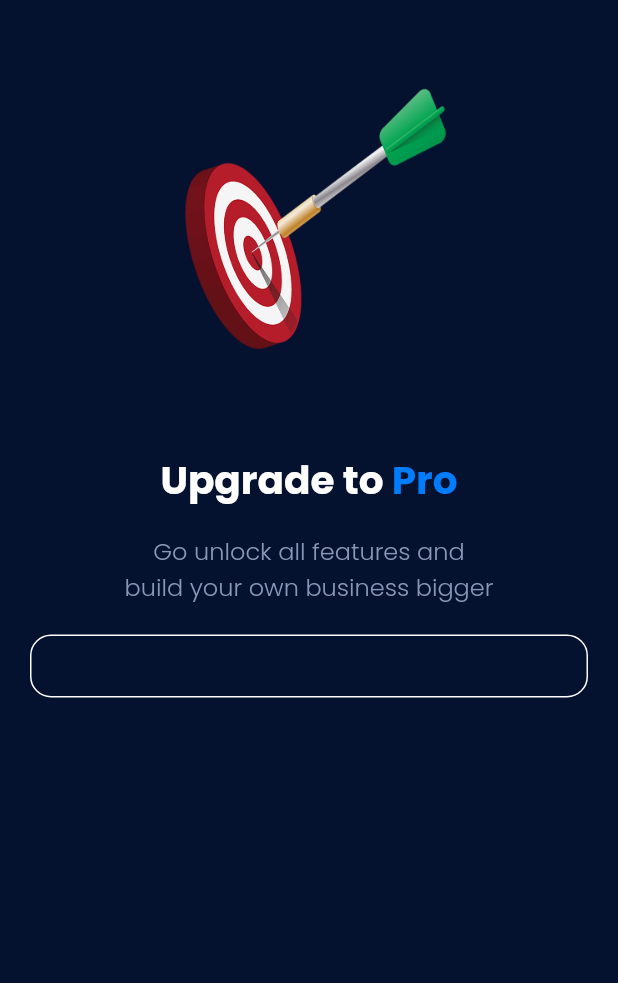
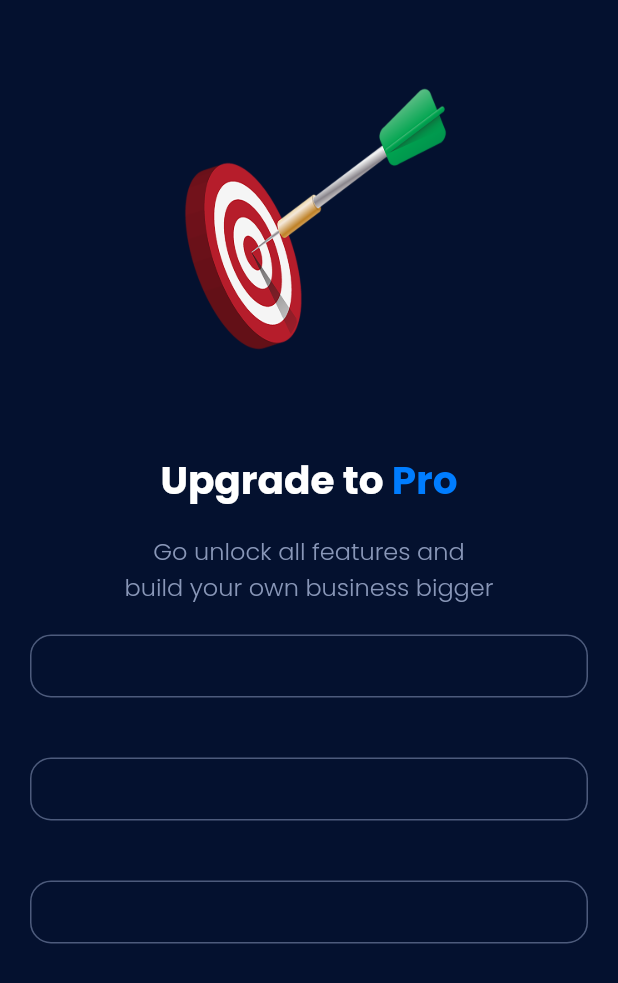
Before and after one commit to CrocoXXX/Flutter-Payment_apps, a Flutter app: the screen it shows after launch, on a phone screen of 412 x 824 dp. Shown: the top 983 px of the screen. Run offline on Flutter 3.47's test engine with Material 2 defaults, Android fonts, the phone set to English and light mode, and no system bars; our stand-ins replace google_fonts.

```diff
--- a/lib/main.dart
+++ b/lib/main.dart
@@ -1,6 +1,6 @@
 import 'package:flutter/material.dart';
-import 'package:payment_apps/widgets/option.dart';
-import 'widgets/body.dart';
+import 'package:payment_apps/widgets/body.dart';
+// import 'package:payment_apps/widgets/payment.dart';
 
 void main() => runApp(const Payment());
 
@@ -12,16 +12,41 @@ class Payment extends StatefulWidget {
 }
 
 class _PaymentState extends State<Payment> {
+  int selectedIndex = -1;
   @override
   Widget build(BuildContext context) {
+    Widget option(int index) {
+      return GestureDetector(
+        onTap: () {
+          setState(() {
+            selectedIndex = index;
+          });
+        },
+        child: Container(
+          padding: const EdgeInsets.all(20),
+          margin: const EdgeInsets.all(20),
+          decoration: BoxDecoration(
+            borderRadius: BorderRadius.circular(14),
+            border: Border.all(
+              color: selectedIndex == index
+                  ? const Color(0xff007DFF)
+                  : const Color(0xff4D5B7C),
+            ),
+          ),
+        ),
+      );
+    }
+
     return MaterialApp(
       debugShowCheckedModeBanner: false,
       home: Scaffold(
         backgroundColor: const Color(0xff04112F),
         body: Column(
-          children: const [
-            Body(),
-            Options(),
+          children: [
+            const Body(),
+            option(0),
+            option(1),
+            option(2),
           ],
         ),
       ),
--- a/lib/widgets/body.dart
+++ b/lib/widgets/body.dart
@@ -1,5 +1,6 @@
 import 'package:flutter/material.dart';
 import 'package:payment_apps/theme.dart';
+import 'package:payment_apps/widgets/option.dart';
 
 class Body extends StatefulWidget {
   const Body({Key? key}) : super(key: key);
--- a/lib/widgets/option.dart
+++ b/lib/widgets/option.dart
@@ -1,27 +1,38 @@
-import 'package:flutter/material.dart';
-// import 'package:payment_apps/theme.dart';
+// import 'package:flutter/material.dart';
+// // import 'package:payment_apps/theme.dart';
 
-class Options extends StatefulWidget {
-  const Options({Key? key}) : super(key: key);
+// class Options extends StatefulWidget {
+//   const Options(int i, {Key? key}) : super(key: key);
 
-  @override
-  State<Options> createState() => _OptionsState();
-}
+//   @override
+//   State<Options> createState() => _OptionsState();
+// }
 
-class _OptionsState extends State<Options> {
-  @override
-  Widget build(BuildContext context) {
-    return GestureDetector(
-      child: Container(
-        padding: const EdgeInsets.all(20),
-        margin: const EdgeInsets.all(20),
-        decoration: BoxDecoration(
-          borderRadius: BorderRadius.circular(14),
-          border: Border.all(
-            color: Colors.white,
-          ),
-        ),
-      ),
-    );
-  }
-}
+// class _OptionsState extends State<Options> {
+//   int selectedIndex = -1;
+//   int? index;
+
+//   @override
+//   Widget build(BuildContext context) {
+//     // int index;
+//     return GestureDetector(
+//       onTap: () {
+//         setState(() {
+//           selectedIndex = index!;
+//         });
+//       },
+//       child: Container(
+//         padding: const EdgeInsets.all(20),
+//         margin: const EdgeInsets.all(20),
+//         decoration: BoxDecoration(
+//           borderRadius: BorderRadius.circular(14),
+//           border: Border.all(
+//             color: selectedIndex == index
+//                 ? const Color(0xff007DFF)
+//                 : const Color(0xff4D5B7C),
+//           ),
+//         ),
+//       ),
+//     );
+//   }
+// }
```
